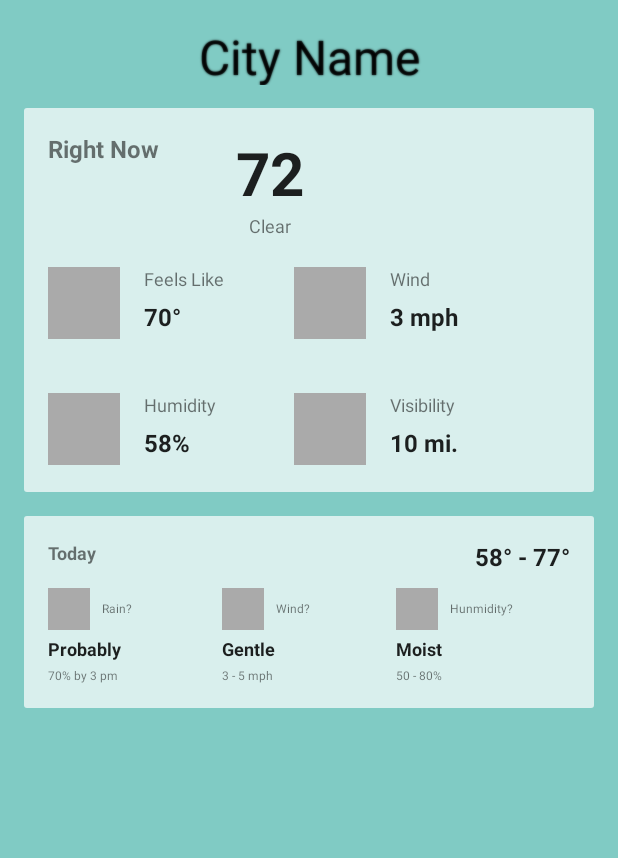
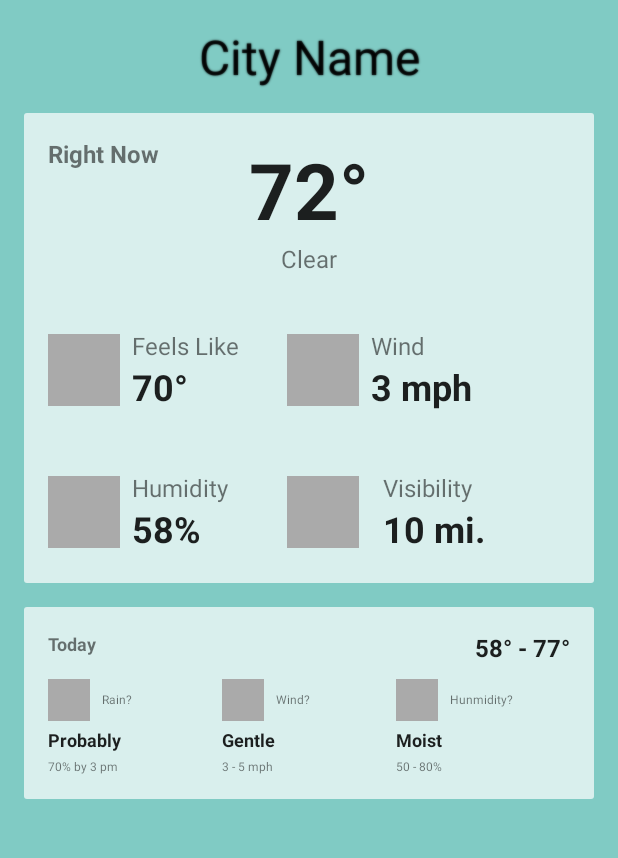
Before and after one commit to arosiclair/Weatherly, an Android app: the screen it shows after launch (MainActivity), on a phone screen of 412 x 824 dp, the part 84-942 px from its top. Run offline under Robolectric (Android 15) with nearby library versions, the phone set to English and light mode, and no system bars.

Commit message:
Increased size of fonts on Right Now card

```diff
--- a/app/src/main/res/layout/fragment_city.xml
+++ b/app/src/main/res/layout/fragment_city.xml
@@ -9,7 +9,6 @@
     <LinearLayout
         android:layout_width="match_parent"
         android:layout_height="wrap_content"
-
         android:orientation="vertical"
         android:paddingBottom="16dp"
         android:paddingLeft="16dp"
@@ -20,7 +19,7 @@
         <TextView
             android:id="@+id/city_name"
             android:layout_width="match_parent"
-            android:layout_height="72dp"
+            android:layout_height="wrap_content"
             android:gravity="center"
             android:paddingBottom="16dp"
             android:paddingTop="16dp"
@@ -36,23 +35,22 @@
         <!-- Root Vertical Layout For Card -->
         <LinearLayout
             android:layout_width="match_parent"
-            android:layout_height="256dp"
+            android:layout_height="wrap_content"
             android:background="@drawable/background_card"
             android:orientation="vertical">
 
             <!-- Current Conditions -->
-            <LinearLayout
+            <FrameLayout
                 android:layout_width="match_parent"
-                android:layout_height="88dp"
+                android:layout_height="wrap_content"
                 android:orientation="horizontal"
-                android:paddingLeft="16dp"
-                android:paddingTop="16dp">
+                android:padding="16dp">
 
                 <!-- Right Now Label -->
                 <TextView
-                    android:layout_width="88dp"
+                    android:layout_width="wrap_content"
                     android:layout_height="wrap_content"
-                    android:layout_gravity="left"
+                    android:layout_gravity="top|left"
                     android:text="Right Now"
                     android:textColor="@color/abc_secondary_text_material_light"
                     android:textIsSelectable="false"
@@ -61,19 +59,20 @@
 
                 <!-- Current Temp and Conditions -->
                 <LinearLayout
-                    android:layout_width="120dp"
-                    android:layout_height="76dp"
+                    android:layout_width="wrap_content"
+                    android:layout_height="wrap_content"
+                    android:layout_gravity="center_horizontal"
                     android:orientation="vertical">
 
                     <TextView
                         android:id="@+id/current_temp"
-                        android:layout_width="match_parent"
+                        android:layout_width="wrap_content"
                         android:layout_height="wrap_content"
-                        android:gravity="center"
-                        android:text="72"
+                        android:layout_gravity="center"
+                        android:text="72°"
                         android:textColor="@color/abc_primary_text_material_light"
                         android:textIsSelectable="false"
-                        android:textSize="40sp"
+                        android:textSize="52sp"
                         android:textStyle="bold" />
 
                     <TextView
@@ -84,23 +83,23 @@
                         android:text="Clear"
                         android:textColor="@color/abc_secondary_text_material_light"
                         android:textIsSelectable="false"
-                        android:textSize="12sp" />
+                        android:textSize="16sp" />
                 </LinearLayout>
 
-            </LinearLayout>
+            </FrameLayout>
 
             <!-- Grid Layout Containing Forecast Details -->
             <GridLayout
                 android:layout_width="match_parent"
-                android:layout_height="match_parent"
-                android:layout_gravity="center_horizontal"
+                android:layout_height="wrap_content"
                 android:columnCount="2"
+                android:gravity="center"
                 android:rowCount="2">
 
                 <!-- Feels Like Detail Block -->
                 <LinearLayout
-                    android:layout_width="164dp"
-                    android:layout_height="84dp"
+                    android:layout_width="wrap_content"
+                    android:layout_height="wrap_content"
                     android:orientation="horizontal"
                     android:padding="16dp">
 
@@ -112,28 +111,28 @@
 
                     <!-- Details -->
                     <LinearLayout
-                        android:layout_width="84dp"
-                        android:layout_height="48dp"
+                        android:layout_width="wrap_content"
+                        android:layout_height="wrap_content"
                         android:layout_gravity="center_vertical"
                         android:orientation="vertical"
-                        android:paddingLeft="16dp">
+                        android:paddingLeft="8dp">
 
                         <TextView
                             android:layout_width="wrap_content"
-                            android:layout_height="16dp"
-                            android:gravity="bottom"
+                            android:layout_height="wrap_content"
+                            android:paddingTop="4dp"
                             android:text="Feels Like"
                             android:textColor="@color/abc_secondary_text_material_light"
-                            android:textSize="12sp" />
+                            android:textSize="16sp" />
 
                         <TextView
                             android:id="@+id/feels_like_temp"
                             android:layout_width="wrap_content"
-                            android:layout_height="28dp"
-                            android:gravity="bottom"
+                            android:layout_height="wrap_content"
+                            android:paddingBottom="4dp"
                             android:text="70°"
                             android:textColor="@color/abc_primary_text_material_light"
-                            android:textSize="16sp"
+                            android:textSize="24sp"
                             android:textStyle="bold" />
                     </LinearLayout>
 
@@ -141,8 +140,8 @@
 
                 <!-- Wind Detail Block -->
                 <LinearLayout
-                    android:layout_width="164dp"
-                    android:layout_height="84dp"
+                    android:layout_width="wrap_content"
+                    android:layout_height="wrap_content"
                     android:orientation="horizontal"
                     android:padding="16dp">
 
@@ -154,28 +153,28 @@
 
                     <!-- Details -->
                     <LinearLayout
-                        android:layout_width="84dp"
-                        android:layout_height="48dp"
+                        android:layout_width="wrap_content"
+                        android:layout_height="wrap_content"
                         android:layout_gravity="center_vertical"
                         android:orientation="vertical"
-                        android:paddingLeft="16dp">
+                        android:paddingLeft="8dp">
 
                         <TextView
                             android:layout_width="wrap_content"
-                            android:layout_height="16dp"
-                            android:gravity="bottom"
+                            android:layout_height="wrap_content"
+                            android:paddingTop="4dp"
                             android:text="Wind"
                             android:textColor="@color/abc_secondary_text_material_light"
-                            android:textSize="12sp" />
+                            android:textSize="16sp" />
 
                         <TextView
                             android:id="@+id/wind_speed"
                             android:layout_width="wrap_content"
-                            android:layout_height="28dp"
-                            android:gravity="bottom"
+                            android:layout_height="wrap_content"
+                            android:paddingBottom="4dp"
                             android:text="3 mph"
                             android:textColor="@color/abc_primary_text_material_light"
-                            android:textSize="16sp"
+                            android:textSize="24sp"
                             android:textStyle="bold" />
                     </LinearLayout>
 
@@ -183,8 +182,8 @@
 
                 <!-- Humidity Detail Block -->
                 <LinearLayout
-                    android:layout_width="164dp"
-                    android:layout_height="84dp"
+                    android:layout_width="wrap_content"
+                    android:layout_height="wrap_content"
                     android:orientation="horizontal"
                     android:padding="16dp">
 
@@ -196,28 +195,28 @@
 
                     <!-- Details -->
                     <LinearLayout
-                        android:layout_width="84dp"
-                        android:layout_height="48dp"
+                        android:layout_width="wrap_content"
+                        android:layout_height="wrap_content"
                         android:layout_gravity="center_vertical"
                         android:orientation="vertical"
-                        android:paddingLeft="16dp">
+                        android:paddingLeft="8dp">
 
                         <TextView
                             android:layout_width="wrap_content"
-                            android:layout_height="16dp"
-                            android:gravity="bottom"
+                            android:layout_height="wrap_content"
+                            android:paddingTop="4dp"
                             android:text="Humidity"
                             android:textColor="@color/abc_secondary_text_material_light"
-                            android:textSize="12sp" />
+                            android:textSize="16sp" />
 
                         <TextView
                             android:id="@+id/humidity"
                             android:layout_width="wrap_content"
-                            android:layout_height="28dp"
-                            android:gravity="bottom"
+                            android:layout_height="wrap_content"
+                            android:paddingBottom="4dp"
                             android:text="58%"
                             android:textColor="@color/abc_primary_text_material_light"
-                            android:textSize="16sp"
+                            android:textSize="24sp"
                             android:textStyle="bold" />
                     </LinearLayout>
 
@@ -225,8 +224,8 @@
 
                 <!-- Visibility Detail Block -->
                 <LinearLayout
-                    android:layout_width="164dp"
-                    android:layout_height="84dp"
+                    android:layout_width="wrap_content"
+                    android:layout_height="wrap_content"
                     android:orientation="horizontal"
                     android:padding="16dp">
 
@@ -238,28 +237,28 @@
 
                     <!-- Details -->
                     <LinearLayout
-                        android:layout_width="84dp"
-                        android:layout_height="48dp"
+                        android:layout_width="wrap_content"
+                        android:layout_height="wrap_content"
                         android:layout_gravity="center_vertical"
                         android:orientation="vertical"
                         android:paddingLeft="16dp">
 
                         <TextView
                             android:layout_width="wrap_content"
-                            android:layout_height="16dp"
-                            android:gravity="bottom"
+                            android:layout_height="wrap_content"
+                            android:paddingTop="4dp"
                             android:text="Visibility"
                             android:textColor="@color/abc_secondary_text_material_light"
-                            android:textSize="12sp" />
+                            android:textSize="16sp" />
 
                         <TextView
                             android:id="@+id/visibility"
                             android:layout_width="wrap_content"
-                            android:layout_height="28dp"
-                            android:gravity="bottom"
+                            android:layout_height="wrap_content"
+                            android:paddingBottom="4dp"
                             android:text="10 mi."
                             android:textColor="@color/abc_primary_text_material_light"
-                            android:textSize="16sp"
+                            android:textSize="24sp"
                             android:textStyle="bold" />
                     </LinearLayout>
 
```
